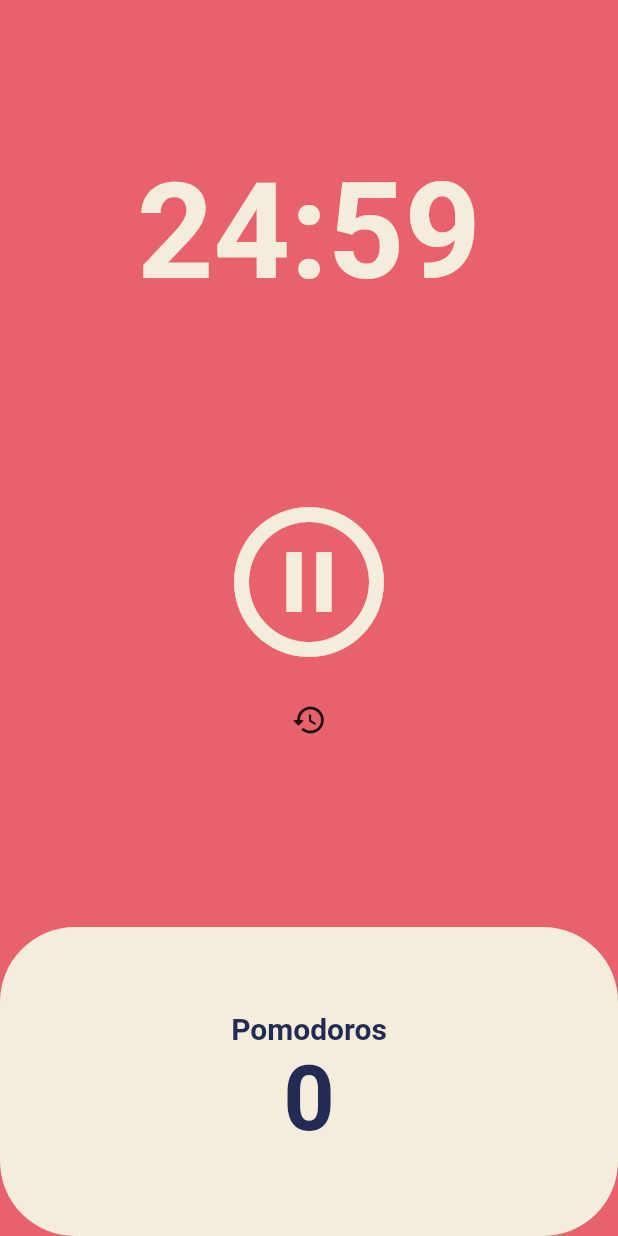
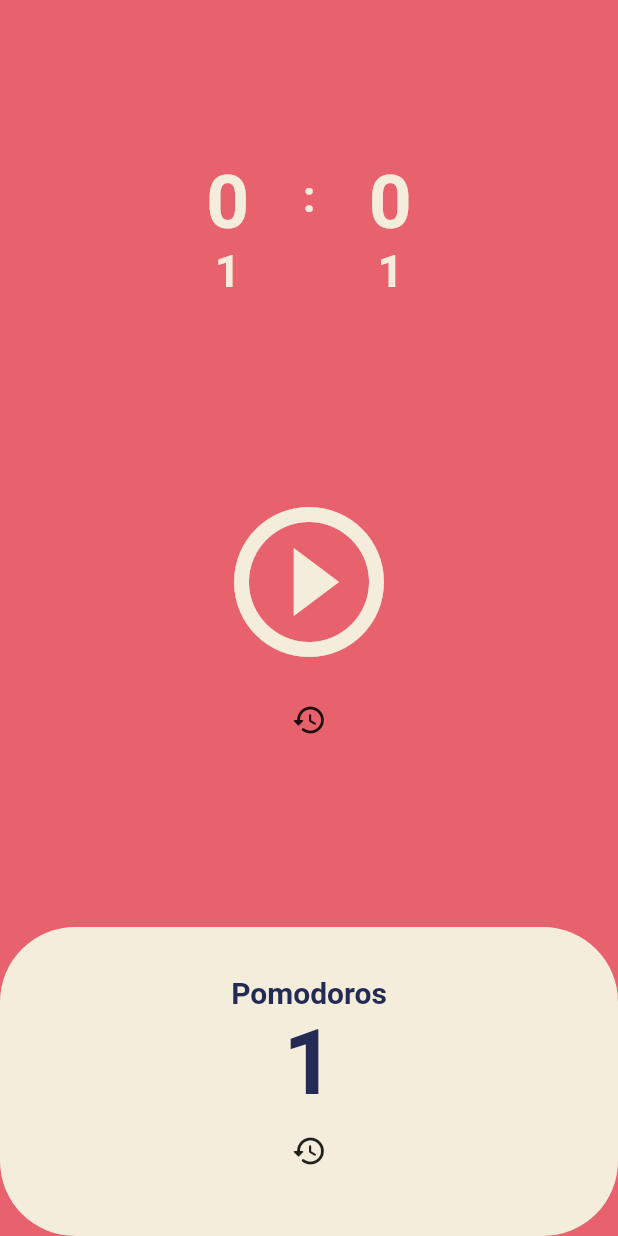
Before and after one commit to KihaJeong1994/pomodoro, a Flutter app: the screen it shows after launch, after a tap on the "play circle outline" icon, on a phone screen of 412 x 824 dp. Run offline on Flutter 3.47's test engine with Material 2 defaults, Android fonts, the phone set to English and light mode, and no system bars; drawn by our look-alikes of numberpicker.

Commit message:
add number picker to select time on my own

```diff
--- a/lib/screens/home_screen.dart
+++ b/lib/screens/home_screen.dart
@@ -1,6 +1,7 @@
 import 'dart:async';
 
 import 'package:flutter/material.dart';
+import 'package:numberpicker/numberpicker.dart';
 
 class HomeScreen extends StatefulWidget {
   const HomeScreen({super.key});
@@ -10,23 +11,29 @@ class HomeScreen extends StatefulWidget {
 }
 
 class _HomeScreenState extends State<HomeScreen> {
-  static const period = 1500;
-  int totalSeconds = period;
+  int period = 0;
+  int totalSeconds = 0;
   bool isRunning = false;
   int totalPomodoros = 0;
   late Timer timer;
+  int minute = 0;
+  int second = 0;
 
   void onTick(Timer timer) {
     if (totalSeconds == 0) {
       timer.cancel();
       setState(() {
         totalSeconds = period;
+        second = totalSeconds % 60;
+        minute = totalSeconds ~/ 60;
         isRunning = false;
         totalPomodoros++;
       });
     } else {
       setState(() {
         totalSeconds--;
+        second = totalSeconds % 60;
+        minute = totalSeconds ~/ 60;
       });
     }
   }
@@ -34,6 +41,7 @@ class _HomeScreenState extends State<HomeScreen> {
   void onStartPressed() {
     setState(() {
       isRunning = true;
+      period = totalSeconds;
     });
     timer = Timer.periodic(
       const Duration(seconds: 1),
@@ -51,6 +59,14 @@ class _HomeScreenState extends State<HomeScreen> {
   void onResetPressed() {
     setState(() {
       totalSeconds = period;
+      minute = 0;
+      second = 0;
+    });
+  }
+
+  void onPomodoroResetPressed() {
+    setState(() {
+      totalPomodoros = 0;
     });
   }
 
@@ -69,13 +85,65 @@ class _HomeScreenState extends State<HomeScreen> {
             flex: 1,
             child: Container(
               alignment: Alignment.bottomCenter,
-              child: Text(
+              child: isRunning
+                  ? Text(
                       format(totalSeconds),
                       style: TextStyle(
                         color: Theme.of(context).cardColor,
                         fontSize: 89,
                         fontWeight: FontWeight.w600,
                       ),
+                    )
+                  : Row(
+                      mainAxisAlignment: MainAxisAlignment.center,
+                      children: [
+                        NumberPicker(
+                          value: minute,
+                          minValue: 0,
+                          maxValue: 100,
+                          onChanged: (value) => setState(() {
+                            minute = value;
+                            totalSeconds = 60 * minute + second;
+                          }),
+                          textStyle: TextStyle(
+                            color: Theme.of(context).cardColor,
+                            fontSize: 30,
+                            fontWeight: FontWeight.w600,
+                          ),
+                          selectedTextStyle: TextStyle(
+                            color: Theme.of(context).cardColor,
+                            fontSize: 50,
+                            fontWeight: FontWeight.w600,
+                          ),
+                        ),
+                        Text(
+                          ':',
+                          style: TextStyle(
+                            color: Theme.of(context).cardColor,
+                            fontSize: 30,
+                            fontWeight: FontWeight.w600,
+                          ),
+                        ),
+                        NumberPicker(
+                          value: second,
+                          minValue: 0,
+                          maxValue: 59,
+                          onChanged: (value) => setState(() {
+                            second = value;
+                            totalSeconds = 60 * minute + second;
+                          }),
+                          textStyle: TextStyle(
+                            color: Theme.of(context).cardColor,
+                            fontSize: 30,
+                            fontWeight: FontWeight.w600,
+                          ),
+                          selectedTextStyle: TextStyle(
+                            color: Theme.of(context).cardColor,
+                            fontSize: 50,
+                            fontWeight: FontWeight.w600,
+                          ),
+                        ),
+                      ],
                     ),
             ),
           ),
@@ -127,6 +195,10 @@ class _HomeScreenState extends State<HomeScreen> {
                             fontSize: 60,
                             fontWeight: FontWeight.w600,
                           ),
+                        ),
+                        IconButton(
+                          onPressed: onPomodoroResetPressed,
+                          icon: const Icon(Icons.restore_rounded),
                         )
                       ],
                     ),
--- a/pubspec.yaml
+++ b/pubspec.yaml
@@ -36,6 +36,7 @@ dependencies:
   # The following adds the Cupertino Icons font to your application.
   # Use with the CupertinoIcons class for iOS style icons.
   cupertino_icons: ^1.0.2
+  numberpicker: ^2.1.1
 
 dev_dependencies:
   flutter_test:
```
Also changed, not shown: pubspec.lock. Lines whose indentation alone changed are shown as unchanged.
